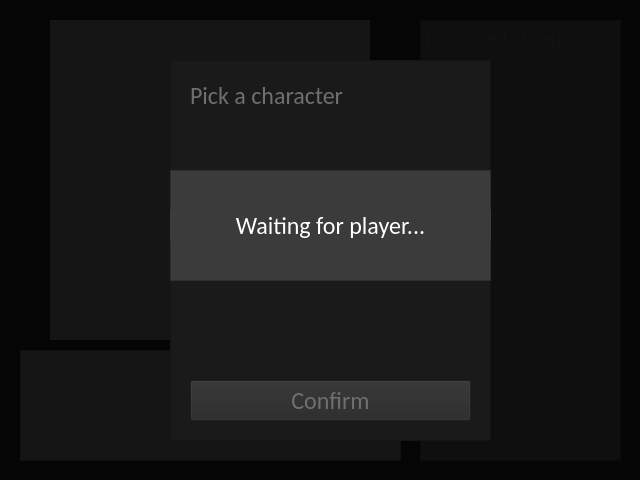
YiangoKarp/Clue-Less, file views/ClueStart_Main.ui: the form before one commit.
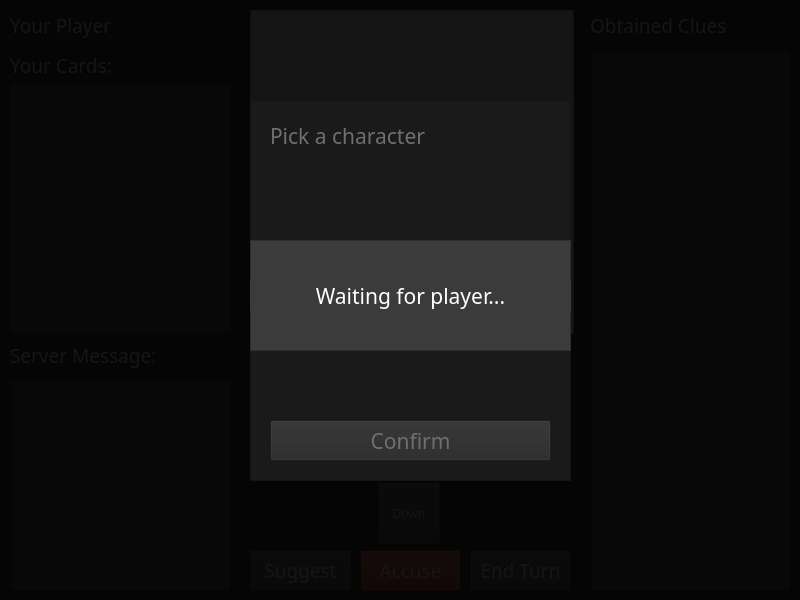
The form after the commit. Icons and pictures are not drawn.

Commit message:
update -- game play (start)
The crashes/server connection error looks like some genuine Python problems when running more than one session with the same directory.
If launched one instance and connected to the server with assigned user name, and then launch another game client. The launched clients will not crash.

Patch:
```diff
--- a/views/ClueStart_Main.ui
+++ b/views/ClueStart_Main.ui
@@ -6,8 +6,8 @@
    <rect>
     <x>0</x>
     <y>0</y>
-    <width>640</width>
-    <height>480</height>
+    <width>800</width>
+    <height>600</height>
    </rect>
   </property>
   <property name="sizePolicy">
@@ -18,14 +18,14 @@
   </property>
   <property name="minimumSize">
    <size>
-    <width>640</width>
-    <height>480</height>
+    <width>800</width>
+    <height>600</height>
    </size>
   </property>
   <property name="maximumSize">
    <size>
-    <width>640</width>
-    <height>480</height>
+    <width>800</width>
+    <height>600</height>
    </size>
   </property>
   <property name="baseSize">
@@ -34,20 +34,40 @@
     <height>480</height>
    </size>
   </property>
+  <property name="font">
+   <font>
+    <family>SeguoUI</family>
+   </font>
+  </property>
   <property name="windowTitle">
    <string>Clue-Less Game Client</string>
   </property>
   <property name="styleSheet">
-   <string notr="true">background-color: #3B3B3B; color: #FFFFFF; font-family: Calibri;</string>
+   <string notr="true">background-color: #3B3B3B; color: #FFFFFF; font-family: SeguoUI;</string>
   </property>
   <widget class="QWidget" name="centralwidget">
+   <property name="enabled">
+    <bool>true</bool>
+   </property>
+   <property name="maximumSize">
+    <size>
+     <width>800</width>
+     <height>600</height>
+    </size>
+   </property>
+   <property name="baseSize">
+    <size>
+     <width>800</width>
+     <height>600</height>
+    </size>
+   </property>
    <widget class="QWidget" name="Widget_GameInit" native="true">
     <property name="geometry">
      <rect>
       <x>0</x>
       <y>0</y>
-      <width>641</width>
-      <height>481</height>
+      <width>800</width>
+      <height>600</height>
      </rect>
     </property>
     <property name="sizePolicy">
@@ -64,8 +84,8 @@
       <rect>
        <x>0</x>
        <y>197</y>
-       <width>640</width>
-       <height>281</height>
+       <width>800</width>
+       <height>401</height>
       </rect>
      </property>
      <property name="sizePolicy">
@@ -76,7 +96,7 @@
      </property>
      <property name="minimumSize">
       <size>
-       <width>640</width>
+       <width>800</width>
        <height>281</height>
       </size>
      </property>
@@ -86,19 +106,22 @@
        <height>281</height>
       </size>
      </property>
+     <property name="styleSheet">
+      <string notr="true">font-size: 16pt;</string>
+     </property>
      <widget class="QPushButton" name="Btn_ConfirmPlayer">
       <property name="geometry">
        <rect>
-        <x>110</x>
-        <y>170</y>
+        <x>200</x>
+        <y>250</y>
         <width>421</width>
         <height>41</height>
        </rect>
       </property>
       <property name="font">
        <font>
-        <family>Calibri</family>
-        <pointsize>18</pointsize>
+        <family>SeguoUI</family>
+        <pointsize>16</pointsize>
        </font>
       </property>
       <property name="styleSheet">
@@ -114,8 +137,8 @@
      <widget class="QLineEdit" name="Entry_2">
       <property name="geometry">
        <rect>
-        <x>110</x>
-        <y>58</y>
+        <x>200</x>
+        <y>138</y>
         <width>421</width>
         <height>35</height>
        </rect>
@@ -129,7 +152,7 @@
       <property name="font">
        <font>
         <family>Monospac821 BT</family>
-        <pointsize>18</pointsize>
+        <pointsize>16</pointsize>
        </font>
       </property>
       <property name="styleSheet">
@@ -139,14 +162,14 @@
      <widget class="QLabel" name="Label_JoinErrorMsg_2">
       <property name="geometry">
        <rect>
-        <x>110</x>
-        <y>100</y>
+        <x>200</x>
+        <y>180</y>
         <width>421</width>
         <height>41</height>
        </rect>
       </property>
       <property name="styleSheet">
-       <string notr="true">color: Red;</string>
+       <string notr="true">color: Red; font-size: 9pt;</string>
       </property>
       <property name="text">
        <string/>
@@ -164,16 +187,16 @@
      <widget class="QLabel" name="EntryLabel_2">
       <property name="geometry">
        <rect>
-        <x>110</x>
-        <y>10</y>
+        <x>200</x>
+        <y>90</y>
         <width>145</width>
         <height>29</height>
        </rect>
       </property>
       <property name="font">
        <font>
-        <family>Calibri</family>
-        <pointsize>18</pointsize>
+        <family>SeguoUI</family>
+        <pointsize>16</pointsize>
        </font>
       </property>
       <property name="styleSheet">
@@ -192,8 +215,8 @@
       <rect>
        <x>0</x>
        <y>197</y>
-       <width>640</width>
-       <height>281</height>
+       <width>800</width>
+       <height>401</height>
       </rect>
      </property>
      <property name="sizePolicy">
@@ -204,7 +227,7 @@
      </property>
      <property name="minimumSize">
       <size>
-       <width>640</width>
+       <width>800</width>
        <height>281</height>
       </size>
      </property>
@@ -217,19 +240,22 @@
      <property name="layoutDirection">
       <enum>Qt::LeftToRight</enum>
      </property>
+     <property name="styleSheet">
+      <string notr="true">font-size: 16pt;</string>
+     </property>
      <widget class="QPushButton" name="Btn_JoinServer">
       <property name="geometry">
        <rect>
-        <x>110</x>
-        <y>170</y>
+        <x>200</x>
+        <y>250</y>
         <width>421</width>
         <height>41</height>
        </rect>
       </property>
       <property name="font">
        <font>
-        <family>Calibri</family>
-        <pointsize>18</pointsize>
+        <family>SeguoUI</family>
+        <pointsize>16</pointsize>
        </font>
       </property>
       <property name="styleSheet">
@@ -245,8 +271,8 @@
      <widget class="QLineEdit" name="Entry">
       <property name="geometry">
        <rect>
-        <x>110</x>
-        <y>58</y>
+        <x>200</x>
+        <y>138</y>
         <width>421</width>
         <height>35</height>
        </rect>
@@ -260,7 +286,7 @@
       <property name="font">
        <font>
         <family>Monospac821 BT</family>
-        <pointsize>18</pointsize>
+        <pointsize>16</pointsize>
        </font>
       </property>
       <property name="styleSheet">
@@ -273,14 +299,14 @@
      <widget class="QLabel" name="Label_JoinErrorMsg">
       <property name="geometry">
        <rect>
-        <x>110</x>
-        <y>100</y>
+        <x>200</x>
+        <y>180</y>
         <width>421</width>
         <height>41</height>
        </rect>
       </property>
       <property name="styleSheet">
-       <string notr="true">color: Red;</string>
+       <string notr="true">color: Red; font-size: 9pt;</string>
       </property>
       <property name="text">
        <string/>
@@ -298,16 +324,16 @@
      <widget class="QLabel" name="EntryLabel">
       <property name="geometry">
        <rect>
-        <x>110</x>
-        <y>10</y>
+        <x>200</x>
+        <y>90</y>
         <width>145</width>
         <height>29</height>
        </rect>
       </property>
       <property name="font">
        <font>
-        <family>Calibri</family>
-        <pointsize>18</pointsize>
+        <family>SeguoUI</family>
+        <pointsize>16</pointsize>
        </font>
       </property>
       <property name="styleSheet">
@@ -326,7 +352,7 @@
       <rect>
        <x>0</x>
        <y>0</y>
-       <width>640</width>
+       <width>800</width>
        <height>191</height>
       </rect>
      </property>
@@ -338,7 +364,7 @@
      </property>
      <property name="minimumSize">
       <size>
-       <width>640</width>
+       <width>800</width>
        <height>191</height>
       </size>
      </property>
@@ -357,7 +383,7 @@
      <widget class="QLabel" name="label_2">
       <property name="geometry">
        <rect>
-        <x>50</x>
+        <x>150</x>
         <y>50</y>
         <width>531</width>
         <height>101</height>
@@ -386,8 +412,8 @@
      <rect>
       <x>0</x>
       <y>0</y>
-      <width>641</width>
-      <height>481</height>
+      <width>800</width>
+      <height>600</height>
      </rect>
     </property>
     <property name="sizePolicy">
@@ -399,29 +425,13 @@
     <property name="styleSheet">
      <string notr="true"/>
     </property>
-    <widget class="QTextEdit" name="textEdit">
+    <widget class="QFrame" name="GamePlay_MapFrame">
      <property name="geometry">
       <rect>
-       <x>420</x>
-       <y>20</y>
-       <width>201</width>
-       <height>441</height>
-      </rect>
-     </property>
-     <property name="styleSheet">
-      <string notr="true">background: #B1B1B1; font-size: 16pt; </string>
-     </property>
-     <property name="placeholderText">
-      <string>(obtained clues)</string>
-     </property>
-    </widget>
-    <widget class="QFrame" name="frame_3">
-     <property name="geometry">
-      <rect>
-       <x>50</x>
-       <y>20</y>
-       <width>320</width>
-       <height>320</height>
+       <x>250</x>
+       <y>10</y>
+       <width>324</width>
+       <height>324</height>
       </rect>
      </property>
      <property name="styleSheet">
@@ -433,11 +443,11 @@
      <property name="frameShadow">
       <enum>QFrame::Raised</enum>
      </property>
-     <widget class="QLabel" name="label">
+     <widget class="QLabel" name="GamePlay_Map">
       <property name="geometry">
        <rect>
-        <x>0</x>
-        <y>0</y>
+        <x>2</x>
+        <y>2</y>
         <width>320</width>
         <height>320</height>
        </rect>
@@ -456,41 +466,495 @@
       </property>
      </widget>
     </widget>
-    <widget class="QFrame" name="frame_4">
+    <widget class="QLabel" name="label_3">
      <property name="geometry">
       <rect>
-       <x>20</x>
-       <y>350</y>
-       <width>381</width>
-       <height>111</height>
+       <x>10</x>
+       <y>10</y>
+       <width>101</width>
+       <height>31</height>
       </rect>
      </property>
      <property name="styleSheet">
-      <string notr="true">background: White</string>
+      <string notr="true">font-size: 14pt;</string>
      </property>
-     <property name="frameShape">
-      <enum>QFrame::StyledPanel</enum>
+     <property name="text">
+      <string>Your Player:</string>
      </property>
-     <property name="frameShadow">
-      <enum>QFrame::Raised</enum>
+    </widget>
+    <widget class="QLabel" name="GamePlay_PlayerCharacter">
+     <property name="geometry">
+      <rect>
+       <x>115</x>
+       <y>10</y>
+       <width>121</width>
+       <height>31</height>
+      </rect>
      </property>
-     <widget class="QLabel" name="label_4">
+     <property name="font">
+      <font>
+       <family>SeguoUI</family>
+       <pointsize>14</pointsize>
+      </font>
+     </property>
+     <property name="styleSheet">
+      <string notr="true">font-size: 14pt;</string>
+     </property>
+     <property name="text">
+      <string/>
+     </property>
+    </widget>
+    <widget class="QLabel" name="label_5">
+     <property name="geometry">
+      <rect>
+       <x>10</x>
+       <y>50</y>
+       <width>101</width>
+       <height>31</height>
+      </rect>
+     </property>
+     <property name="font">
+      <font>
+       <family>SeguoUI</family>
+       <pointsize>14</pointsize>
+      </font>
+     </property>
+     <property name="styleSheet">
+      <string notr="true">font-size: 14pt;</string>
+     </property>
+     <property name="text">
+      <string>Your Cards:</string>
+     </property>
+    </widget>
+    <widget class="QListWidget" name="GamePlay_PlayerCards">
+     <property name="geometry">
+      <rect>
+       <x>10</x>
+       <y>83</y>
+       <width>221</width>
+       <height>251</height>
+      </rect>
+     </property>
+     <property name="styleSheet">
+      <string notr="true">background: #626262; font-size: 14pt;</string>
+     </property>
+    </widget>
+    <widget class="QLabel" name="label_6">
+     <property name="geometry">
+      <rect>
+       <x>10</x>
+       <y>340</y>
+       <width>151</width>
+       <height>31</height>
+      </rect>
+     </property>
+     <property name="font">
+      <font>
+       <family>SeguoUI</family>
+       <pointsize>14</pointsize>
+      </font>
+     </property>
+     <property name="styleSheet">
+      <string notr="true">font-size: 14pt;</string>
+     </property>
+     <property name="text">
+      <string>Server Message:</string>
+     </property>
+    </widget>
+    <widget class="QPushButton" name="GamePlay_Action_Suggest">
+     <property name="geometry">
+      <rect>
+       <x>250</x>
+       <y>550</y>
+       <width>101</width>
+       <height>41</height>
+      </rect>
+     </property>
+     <property name="font">
+      <font>
+       <family>SeguoUI</family>
+       <pointsize>14</pointsize>
+      </font>
+     </property>
+     <property name="styleSheet">
+      <string notr="true">background: #626262; font-size: 14pt;</string>
+     </property>
+     <property name="text">
+      <string>Suggest</string>
+     </property>
+    </widget>
+    <widget class="QPushButton" name="GamePlay_Action_Accuse">
+     <property name="geometry">
+      <rect>
+       <x>360</x>
+       <y>550</y>
+       <width>101</width>
+       <height>41</height>
+      </rect>
+     </property>
+     <property name="font">
+      <font>
+       <family>SeguoUI</family>
+       <pointsize>14</pointsize>
+      </font>
+     </property>
+     <property name="styleSheet">
+      <string notr="true">background: #cf2c2b; font-size: 14pt;</string>
+     </property>
+     <property name="text">
+      <string>Accuse</string>
+     </property>
+    </widget>
+    <widget class="QWidget" name="gridLayoutWidget">
+     <property name="geometry">
+      <rect>
+       <x>300</x>
+       <y>340</y>
+       <width>221</width>
+       <height>211</height>
+      </rect>
+     </property>
+     <layout class="QGridLayout" name="gridLayout">
+      <property name="sizeConstraint">
+       <enum>QLayout::SetDefaultConstraint</enum>
+      </property>
+      <property name="leftMargin">
+       <number>0</number>
+      </property>
+      <property name="topMargin">
+       <number>0</number>
+      </property>
+      <property name="rightMargin">
+       <number>0</number>
+      </property>
+      <property name="bottomMargin">
+       <number>0</number>
+      </property>
+      <property name="spacing">
+       <number>0</number>
+      </property>
+      <item row="0" column="1">
+       <widget class="QPushButton" name="GamePlay_NavUp">
+        <property name="sizePolicy">
+         <sizepolicy hsizetype="Fixed" vsizetype="Fixed">
+          <horstretch>0</horstretch>
+          <verstretch>0</verstretch>
+         </sizepolicy>
+        </property>
+        <property name="minimumSize">
+         <size>
+          <width>62</width>
+          <height>62</height>
+         </size>
+        </property>
+        <property name="maximumSize">
+         <size>
+          <width>62</width>
+          <height>62</height>
+         </size>
+        </property>
+        <property name="baseSize">
+         <size>
+          <width>62</width>
+          <height>62</height>
+         </size>
+        </property>
+        <property name="styleSheet">
+         <string notr="true">background: #626262;</string>
+        </property>
+        <property name="text">
+         <string>Up</string>
+        </property>
+       </widget>
+      </item>
+      <item row="3" column="1">
+       <widget class="QPushButton" name="GamePlay_NavTrapDoor">
+        <property name="sizePolicy">
+         <sizepolicy hsizetype="Fixed" vsizetype="Fixed">
+          <horstretch>0</horstretch>
+          <verstretch>0</verstretch>
+         </sizepolicy>
+        </property>
+        <property name="minimumSize">
+         <size>
+          <width>62</width>
+          <height>62</height>
+         </size>
+        </property>
+        <property name="maximumSize">
+         <size>
+          <width>62</width>
+          <height>62</height>
+         </size>
+        </property>
+        <property name="baseSize">
+         <size>
+          <width>62</width>
+          <height>62</height>
+         </size>
+        </property>
+        <property name="styleSheet">
+         <string notr="true">background: #626262;</string>
+        </property>
+        <property name="text">
+         <string>TrapDoor</string>
+        </property>
+       </widget>
+      </item>
+      <item row="3" column="2">
+       <widget class="QPushButton" name="GamePlay_NavRight">
+        <property name="sizePolicy">
+         <sizepolicy hsizetype="Fixed" vsizetype="Fixed">
+          <horstretch>0</horstretch>
+          <verstretch>0</verstretch>
+         </sizepolicy>
+        </property>
+        <property name="minimumSize">
+         <size>
+          <width>62</width>
+          <height>62</height>
+         </size>
+        </property>
+        <property name="maximumSize">
+         <size>
+          <width>62</width>
+          <height>62</height>
+         </size>
+        </property>
+        <property name="baseSize">
+         <size>
+          <width>62</width>
+          <height>62</height>
+         </size>
+        </property>
+        <property name="styleSheet">
+         <string notr="true">background: #626262;</string>
+        </property>
+        <property name="text">
+         <string>Right</string>
+        </property>
+       </widget>
+      </item>
+      <item row="7" column="1">
+       <widget class="QPushButton" name="GamePlay_NavDown">
+        <property name="sizePolicy">
+         <sizepolicy hsizetype="Fixed" vsizetype="Fixed">
+          <horstretch>0</horstretch>
+          <verstretch>0</verstretch>
+         </sizepolicy>
+        </property>
+        <property name="minimumSize">
+         <size>
+          <width>62</width>
+          <height>62</height>
+         </size>
+        </property>
+        <property name="maximumSize">
+         <size>
+          <width>62</width>
+          <height>62</height>
+         </size>
+        </property>
+        <property name="baseSize">
+         <size>
+          <width>62</width>
+          <height>62</height>
+         </size>
+        </property>
+        <property name="styleSheet">
+         <string notr="true">background: #626262;</string>
+        </property>
+        <property name="text">
+         <string>Down</string>
+        </property>
+       </widget>
+      </item>
+      <item row="3" column="0">
+       <widget class="QPushButton" name="GamePlay_NavLeft">
+        <property name="sizePolicy">
+         <sizepolicy hsizetype="Fixed" vsizetype="Fixed">
+          <horstretch>0</horstretch>
+          <verstretch>0</verstretch>
+         </sizepolicy>
+        </property>
+        <property name="minimumSize">
+         <size>
+          <width>62</width>
+          <height>62</height>
+         </size>
+        </property>
+        <property name="maximumSize">
+         <size>
+          <width>62</width>
+          <height>62</height>
+         </size>
+        </property>
+        <property name="baseSize">
+         <size>
+          <width>62</width>
+          <height>62</height>
+         </size>
+        </property>
+        <property name="styleSheet">
+         <string notr="true">background: #626262;</string>
+        </property>
+        <property name="text">
+         <string>Left</string>
+        </property>
+       </widget>
+      </item>
+     </layout>
+    </widget>
+    <widget class="QPushButton" name="GamePlay_Action_EndTurn">
+     <property name="geometry">
+      <rect>
+       <x>470</x>
+       <y>550</y>
+       <width>101</width>
+       <height>41</height>
+      </rect>
+     </property>
+     <property name="font">
+      <font>
+       <family>SeguoUI</family>
+       <pointsize>14</pointsize>
+      </font>
+     </property>
+     <property name="styleSheet">
+      <string notr="true">background: #626262; font-size: 14pt;;</string>
+     </property>
+     <property name="text">
+      <string>End Turn</string>
+     </property>
+    </widget>
+    <widget class="QScrollArea" name="scrollArea">
+     <property name="geometry">
+      <rect>
+       <x>10</x>
+       <y>380</y>
+       <width>221</width>
+       <height>211</height>
+      </rect>
+     </property>
+     <property name="widgetResizable">
+      <bool>true</bool>
+     </property>
+     <widget class="QWidget" name="scrollAreaWidgetContents">
       <property name="geometry">
        <rect>
-        <x>160</x>
-        <y>50</y>
-        <width>62</width>
-        <height>19</height>
+        <x>0</x>
+        <y>0</y>
+        <width>219</width>
+        <height>209</height>
        </rect>
       </property>
-      <property name="styleSheet">
-       <string notr="true">color: Black</string>
+      <widget class="QLabel" name="GamePlay_ServerBM">
+       <property name="geometry">
+        <rect>
+         <x>0</x>
+         <y>0</y>
+         <width>221</width>
+         <height>211</height>
+        </rect>
+       </property>
+       <property name="sizePolicy">
+        <sizepolicy hsizetype="Fixed" vsizetype="Expanding">
+         <horstretch>0</horstretch>
+         <verstretch>0</verstretch>
+        </sizepolicy>
+       </property>
+       <property name="styleSheet">
+        <string notr="true">background: #626262; font-size: 10pt;</string>
+       </property>
+       <property name="text">
+        <string/>
+       </property>
+       <property name="alignment">
+        <set>Qt::AlignLeading|Qt::AlignLeft|Qt::AlignTop</set>
+       </property>
+       <property name="wordWrap">
+        <bool>true</bool>
+       </property>
+      </widget>
+     </widget>
+    </widget>
+    <widget class="QScrollArea" name="scrollArea_2">
+     <property name="geometry">
+      <rect>
+       <x>590</x>
+       <y>50</y>
+       <width>201</width>
+       <height>541</height>
+      </rect>
+     </property>
+     <property name="widgetResizable">
+      <bool>true</bool>
+     </property>
+     <widget class="QWidget" name="scrollAreaWidgetContents_2">
+      <property name="geometry">
+       <rect>
+        <x>0</x>
+        <y>0</y>
+        <width>199</width>
+        <height>539</height>
+       </rect>
       </property>
-      <property name="text">
-       <string>Actions</string>
-      </property>
+      <widget class="QLabel" name="GamePlay_ObtainedClues">
+       <property name="geometry">
+        <rect>
+         <x>0</x>
+         <y>0</y>
+         <width>201</width>
+         <height>541</height>
+        </rect>
+       </property>
+       <property name="sizePolicy">
+        <sizepolicy hsizetype="Expanding" vsizetype="Expanding">
+         <horstretch>0</horstretch>
+         <verstretch>0</verstretch>
+        </sizepolicy>
+       </property>
+       <property name="styleSheet">
+        <string notr="true">background: #626262; font-size: 10pt;</string>
+       </property>
+       <property name="text">
+        <string/>
+       </property>
+       <property name="alignment">
+        <set>Qt::AlignLeading|Qt::AlignLeft|Qt::AlignTop</set>
+       </property>
+      </widget>
      </widget>
     </widget>
+    <widget class="QLabel" name="label">
+     <property name="geometry">
+      <rect>
+       <x>590</x>
+       <y>10</y>
+       <width>201</width>
+       <height>31</height>
+      </rect>
+     </property>
+     <property name="styleSheet">
+      <string notr="true">font-size: 14pt;</string>
+     </property>
+     <property name="text">
+      <string>Obtained Clues</string>
+     </property>
+    </widget>
+    <zorder>GamePlay_MapFrame</zorder>
+    <zorder>label_3</zorder>
+    <zorder>GamePlay_PlayerCharacter</zorder>
+    <zorder>label_5</zorder>
+    <zorder>GamePlay_PlayerCards</zorder>
+    <zorder>label_6</zorder>
+    <zorder>gridLayoutWidget</zorder>
+    <zorder>scrollArea</zorder>
+    <zorder>scrollArea_2</zorder>
+    <zorder>label</zorder>
+    <zorder>GamePlay_Action_EndTurn</zorder>
+    <zorder>GamePlay_Action_Suggest</zorder>
+    <zorder>GamePlay_Action_Accuse</zorder>
    </widget>
    <widget class="QWidget" name="Widget_GamePlay_Actions" native="true">
     <property name="enabled">
@@ -500,8 +964,8 @@
      <rect>
       <x>0</x>
       <y>0</y>
-      <width>641</width>
-      <height>481</height>
+      <width>800</width>
+      <height>600</height>
      </rect>
     </property>
     <property name="sizePolicy">
@@ -516,8 +980,8 @@
     <widget class="QFrame" name="Actions_Frame">
      <property name="geometry">
       <rect>
-       <x>170</x>
-       <y>60</y>
+       <x>250</x>
+       <y>100</y>
        <width>321</width>
        <height>381</height>
       </rect>
@@ -542,8 +1006,7 @@
       </property>
       <property name="font">
        <font>
-        <family>Calibri</family>
-        <pointsize>18</pointsize>
+        <family>SeguoUI</family>
        </font>
       </property>
       <property name="styleSheet">
@@ -577,8 +1040,7 @@
       </property>
       <property name="font">
        <font>
-        <family>Calibri</family>
-        <pointsize>18</pointsize>
+        <family>SeguoUI</family>
        </font>
       </property>
       <property name="text">
@@ -609,8 +1071,7 @@
       </property>
       <property name="font">
        <font>
-        <family>Calibri</family>
-        <pointsize>18</pointsize>
+        <family>SeguoUI</family>
        </font>
       </property>
       <property name="styleSheet">
@@ -643,8 +1104,8 @@
      <rect>
       <x>0</x>
       <y>0</y>
-      <width>641</width>
-      <height>481</height>
+      <width>800</width>
+      <height>600</height>
      </rect>
     </property>
     <property name="sizePolicy">
@@ -659,14 +1120,14 @@
     <widget class="QFrame" name="PickCharacter_Frame">
      <property name="geometry">
       <rect>
-       <x>170</x>
-       <y>60</y>
+       <x>250</x>
+       <y>100</y>
        <width>321</width>
        <height>381</height>
       </rect>
      </property>
      <property name="styleSheet">
-      <string notr="true">background: #3B3B3B;</string>
+      <string notr="true">background: #3B3B3B; font-size: 16pt;</string>
      </property>
      <property name="frameShape">
       <enum>QFrame::StyledPanel</enum>
@@ -685,8 +1146,8 @@
       </property>
       <property name="font">
        <font>
-        <family>Calibri</family>
-        <pointsize>18</pointsize>
+        <family>SeguoUI</family>
+        <pointsize>16</pointsize>
        </font>
       </property>
       <property name="styleSheet">
@@ -707,8 +1168,8 @@
       </property>
       <property name="font">
        <font>
-        <family>Calibri</family>
-        <pointsize>18</pointsize>
+        <family>SeguoUI</family>
+        <pointsize>16</pointsize>
        </font>
       </property>
       <property name="text">
@@ -738,8 +1199,8 @@
      <rect>
       <x>0</x>
       <y>0</y>
-      <width>641</width>
-      <height>481</height>
+      <width>800</width>
+      <height>600</height>
      </rect>
     </property>
     <property name="sizePolicy">
@@ -754,8 +1215,8 @@
     <widget class="QFrame" name="Waiting_Frame">
      <property name="geometry">
       <rect>
-       <x>170</x>
-       <y>170</y>
+       <x>250</x>
+       <y>240</y>
        <width>321</width>
        <height>111</height>
       </rect>
@@ -780,10 +1241,13 @@
       </property>
       <property name="font">
        <font>
-        <family>Calibri</family>
-        <pointsize>18</pointsize>
+        <family>SeguoUI</family>
+        <pointsize>16</pointsize>
        </font>
       </property>
+      <property name="styleSheet">
+       <string notr="true">font-size: 16pt;</string>
+      </property>
       <property name="text">
        <string>Waiting for player...</string>
       </property>
```
Left out of the diff: 25 changed lines with no effect on the pictures. The commit also changes 10 other files.
